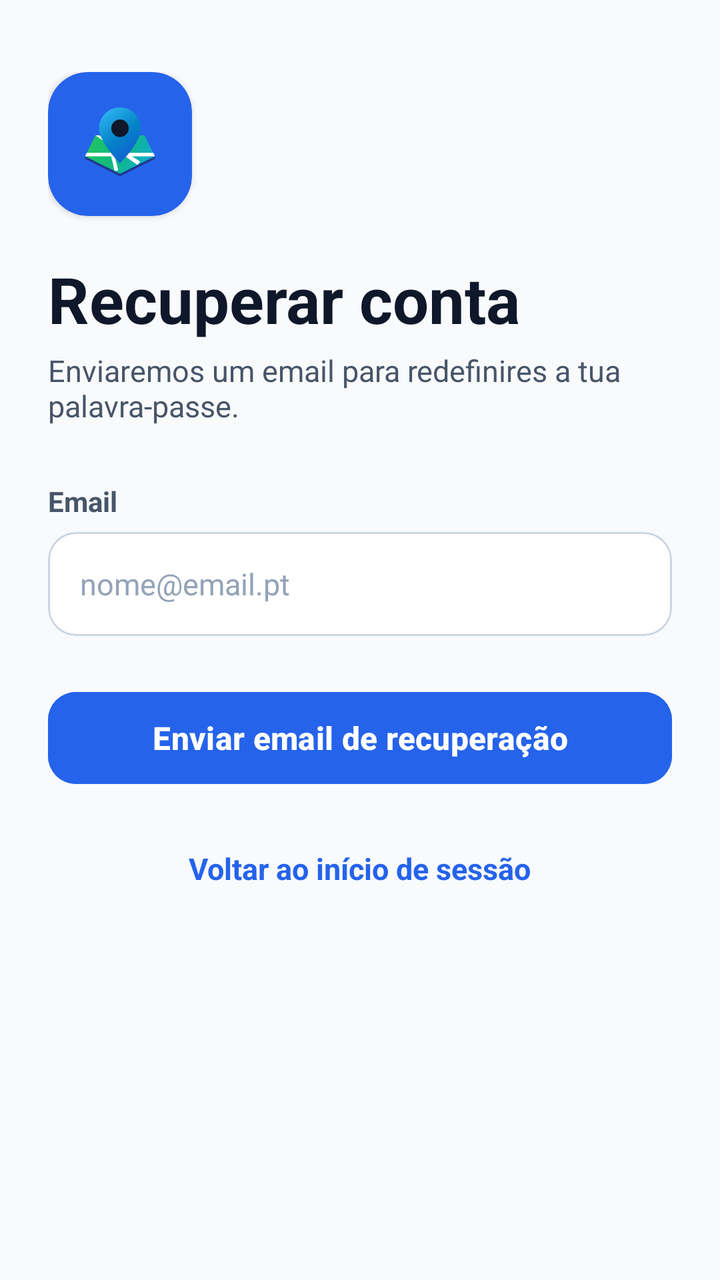
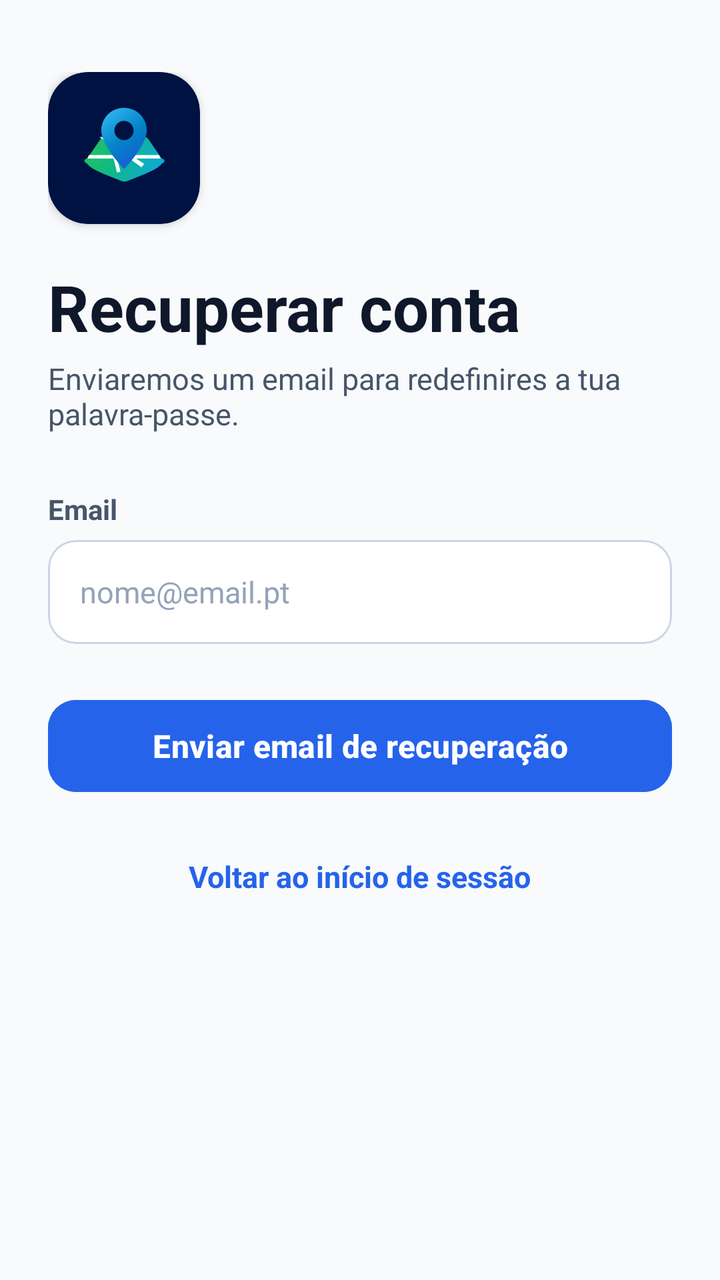

Screens rendered from an Android XML layout before and after an edit, with the pre-edit source and the edit as a unified diff.
<!-- AndroidManifest.xml: application theme Theme.EasyMap -->
<!-- res/layout/activity_reset_password.xml -->
<?xml version="1.0" encoding="utf-8"?>
<ScrollView xmlns:android="http://schemas.android.com/apk/res/android"
    xmlns:app="http://schemas.android.com/apk/res-auto"
    xmlns:tools="http://schemas.android.com/tools"
    android:id="@+id/root"
    android:layout_width="match_parent"
    android:layout_height="match_parent"
    android:background="#F8FAFC"
    android:clipToPadding="false"
    android:fillViewport="true">

    <LinearLayout
        android:layout_width="match_parent"
        android:layout_height="wrap_content"
        android:orientation="vertical"
        android:paddingHorizontal="24dp"
        android:paddingTop="36dp"
        android:paddingBottom="24dp">

        
        <com.google.android.material.card.MaterialCardView
            android:layout_width="72dp"
            android:layout_height="72dp"
            app:cardBackgroundColor="#2563EB"
            app:cardCornerRadius="20dp"
            app:cardElevation="2dp"
            app:strokeWidth="0dp">

            <ImageView
                android:layout_width="match_parent"
                android:layout_height="match_parent"
                android:contentDescription="Logótipo EasyMaps"
                android:padding="8dp"
                android:src="@drawable/ic_app_logo" />
        </com.google.android.material.card.MaterialCardView>

        
        <TextView
            android:layout_width="wrap_content"
            android:layout_height="wrap_content"
            android:layout_marginTop="20dp"
            android:text="Recuperar conta"
            android:textColor="#0F172A"
            android:textSize="32sp"
            android:textStyle="bold" />

        <TextView
            android:layout_width="wrap_content"
            android:layout_height="wrap_content"
            android:layout_marginTop="4dp"
            android:layout_marginBottom="28dp"
            android:text="Enviaremos um email para redefinires a tua palavra-passe."
            android:textColor="#475569"
            android:textSize="15sp" />

        
        <TextView
            android:layout_width="wrap_content"
            android:layout_height="wrap_content"
            android:layout_marginBottom="6dp"
            android:text="Email"
            android:textColor="#475569"
            android:textSize="14sp"
            android:textStyle="bold" />

        <com.google.android.material.card.MaterialCardView
            android:id="@+id/card_email"
            android:layout_width="match_parent"
            android:layout_height="52dp"
            app:cardBackgroundColor="#FFFFFF"
            app:cardCornerRadius="14dp"
            app:cardElevation="0dp"
            app:strokeColor="#CBD5E1"
            app:strokeWidth="1dp">

            <EditText
                android:id="@+id/et_email"
                android:layout_width="match_parent"
                android:layout_height="match_parent"
                android:background="@android:color/transparent"
                android:hint="nome@email.pt"
                android:inputType="textEmailAddress"
                android:paddingHorizontal="16dp"
                android:textColor="#0F172A"
                android:textColorHint="#94A3B8"
                android:textSize="15sp" />
        </com.google.android.material.card.MaterialCardView>

        
        <com.google.android.material.button.MaterialButton
            android:id="@+id/btn_send"
            android:layout_width="match_parent"
            android:layout_height="54dp"
            android:layout_marginTop="24dp"
            android:backgroundTint="#2563EB"
            android:text="Enviar email de recuperação"
            android:textColor="#FFFFFF"
            android:textSize="16sp"
            android:textStyle="bold"
            app:cornerRadius="14dp"
            app:elevation="2dp" />

        
        <TextView
            android:id="@+id/btn_back"
            android:layout_width="wrap_content"
            android:layout_height="wrap_content"
            android:layout_gravity="center_horizontal"
            android:layout_marginTop="20dp"
            android:padding="8dp"
            android:text="Voltar ao início de sessão"
            android:textColor="#2563EB"
            android:textSize="15sp"
            android:textStyle="bold" />
    </LinearLayout>
</ScrollView>
<!-- resources referenced by this layout -->
<resources>
  <!-- drawable ic_app_logo (drawable) -->
  <vector xmlns:android="http://schemas.android.com/apk/res/android"
      xmlns:aapt="http://schemas.android.com/aapt"
      android:width="128dp"
      android:height="128dp"
      android:viewportWidth="128"
      android:viewportHeight="128">
  
      
      <path
          android:pathData="M24,78 L64,98 L104,78 L92,54 L36,54 Z">
          <aapt:attr name="android:fillColor">
              <gradient
                  android:startX="24"
                  android:startY="54"
                  android:endX="104"
                  android:endY="98"
                  android:type="linear">
                  <item android:color="#22C55E" android:offset="0.0" />
                  <item android:color="#10B981" android:offset="0.5" />
                  <item android:color="#0EA5E9" android:offset="1.0" />
              </gradient>
          </aapt:attr>
      </path>
  
      
      <path
          android:fillColor="#FFFFFF"
          android:pathData="M24,78 L104,78 L102,74 L26,74 Z M48,54 L58,95 L62,94 L52,54 Z M36,54 L84,88 L87,84 L40,54 Z" />
  
      
      <path
          android:fillColor="#1E3A8A"
          android:pathData="M24,78 L64,98 L104,78 L104,81 L64,101 L24,81 Z" />
  
      
      <path
          android:pathData="M64,22 C50.75,22 40,32.75 40,46 C40,62 64,86 64,86 C64,86 88,62 88,46 C88,32.75 77.25,22 64,22 Z">
          <aapt:attr name="android:fillColor">
              <gradient
                  android:startX="40"
                  android:startY="22"
                  android:endX="88"
                  android:endY="86"
                  android:type="linear">
                  <item android:color="#38BDF8" android:offset="0.0" />
                  <item android:color="#0284C7" android:offset="0.5" />
                  <item android:color="#1D4ED8" android:offset="1.0" />
              </gradient>
          </aapt:attr>
      </path>
  
      
      <path
          android:fillColor="#0F172A"
          android:pathData="M64,36 C58.48,36 54,40.48 54,46 C54,51.52 58.48,56 64,56 C69.52,56 74,51.52 74,46 C74,40.48 69.52,36 64,36 Z" />
  </vector>
  <style name="Theme.EasyMap" parent="Base.Theme.EasyMap" />
  <style name="Base.Theme.EasyMap" parent="Theme.Material3.DayNight.NoActionBar">
          <item name="colorPrimary">#2563EB</item>
          <item name="colorOnPrimary">#FFFFFF</item>
          <item name="materialAlertDialogTheme">@style/ThemeOverlay.App.MaterialAlertDialog</item>
      </style>
  <style name="ThemeOverlay.App.MaterialAlertDialog" parent="ThemeOverlay.Material3.MaterialAlertDialog">
          <item name="colorSurface">#FFFFFF</item>
          <item name="dialogCornerRadius">20dp</item>
          <item name="colorOnSurface">#0F172A</item>
          <item name="colorOnSurfaceVariant">#475569</item>
          <item name="colorPrimary">#2563EB</item>
      </style>
</resources>

<!-- the commit's change to res/layout/activity_reset_password.xml (unified diff, before → after) -->
@@ -19,18 +19,18 @@
 
         
         <com.google.android.material.card.MaterialCardView
-            android:layout_width="72dp"
-            android:layout_height="72dp"
-            app:cardBackgroundColor="#2563EB"
+            android:layout_width="76dp"
+            android:layout_height="76dp"
+            app:cardBackgroundColor="#001242"
             app:cardCornerRadius="20dp"
-            app:cardElevation="2dp"
+            app:cardElevation="3dp"
             app:strokeWidth="0dp">
 
             <ImageView
                 android:layout_width="match_parent"
                 android:layout_height="match_parent"
                 android:contentDescription="Logótipo EasyMaps"
-                android:padding="8dp"
+                android:padding="10dp"
                 android:src="@drawable/ic_app_logo" />
         </com.google.android.material.card.MaterialCardView>
 
<!-- resource entries referenced after the edit -->
@@ -1,62 +1,6 @@
 <!-- resources referenced by this layout -->
 <resources>
-  <!-- drawable ic_app_logo (drawable) -->
-  <vector xmlns:android="http://schemas.android.com/apk/res/android"
-      xmlns:aapt="http://schemas.android.com/aapt"
-      android:width="128dp"
-      android:height="128dp"
-      android:viewportWidth="128"
-      android:viewportHeight="128">
-  
-      
-      <path
-          android:pathData="M24,78 L64,98 L104,78 L92,54 L36,54 Z">
-          <aapt:attr name="android:fillColor">
-              <gradient
-                  android:startX="24"
-                  android:startY="54"
-                  android:endX="104"
-                  android:endY="98"
-                  android:type="linear">
-                  <item android:color="#22C55E" android:offset="0.0" />
-                  <item android:color="#10B981" android:offset="0.5" />
-                  <item android:color="#0EA5E9" android:offset="1.0" />
-              </gradient>
-          </aapt:attr>
-      </path>
-  
-      
-      <path
-          android:fillColor="#FFFFFF"
-          android:pathData="M24,78 L104,78 L102,74 L26,74 Z M48,54 L58,95 L62,94 L52,54 Z M36,54 L84,88 L87,84 L40,54 Z" />
-  
-      
-      <path
-          android:fillColor="#1E3A8A"
-          android:pathData="M24,78 L64,98 L104,78 L104,81 L64,101 L24,81 Z" />
-  
-      
-      <path
-          android:pathData="M64,22 C50.75,22 40,32.75 40,46 C40,62 64,86 64,86 C64,86 88,62 88,46 C88,32.75 77.25,22 64,22 Z">
-          <aapt:attr name="android:fillColor">
-              <gradient
-                  android:startX="40"
-                  android:startY="22"
-                  android:endX="88"
-                  android:endY="86"
-                  android:type="linear">
-                  <item android:color="#38BDF8" android:offset="0.0" />
-                  <item android:color="#0284C7" android:offset="0.5" />
-                  <item android:color="#1D4ED8" android:offset="1.0" />
-              </gradient>
-          </aapt:attr>
-      </path>
-  
-      
-      <path
-          android:fillColor="#0F172A"
-          android:pathData="M64,36 C58.48,36 54,40.48 54,46 C54,51.52 58.48,56 64,56 C69.52,56 74,51.52 74,46 C74,40.48 69.52,36 64,36 Z" />
-  </vector>
+  <!-- drawable ic_app_logo: vector/xml drawable (drawable, 2020 chars, omitted) -->
   <style name="Theme.EasyMap" parent="Base.Theme.EasyMap" />
   <style name="Base.Theme.EasyMap" parent="Theme.Material3.DayNight.NoActionBar">
           <item name="colorPrimary">#2563EB</item>
